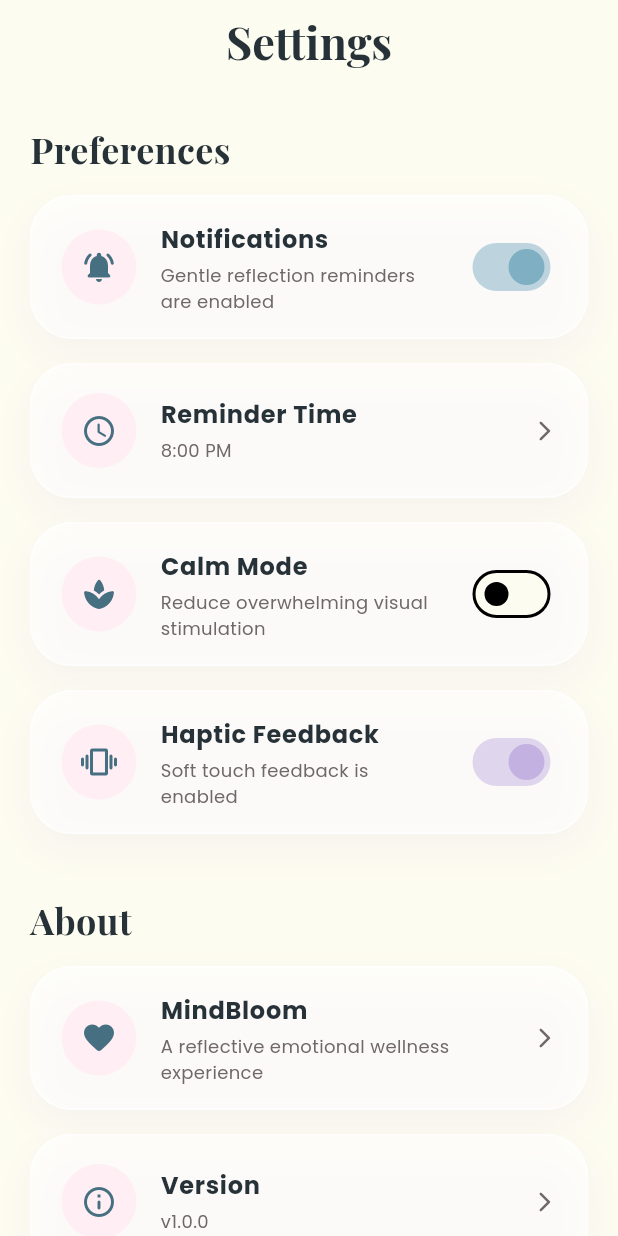
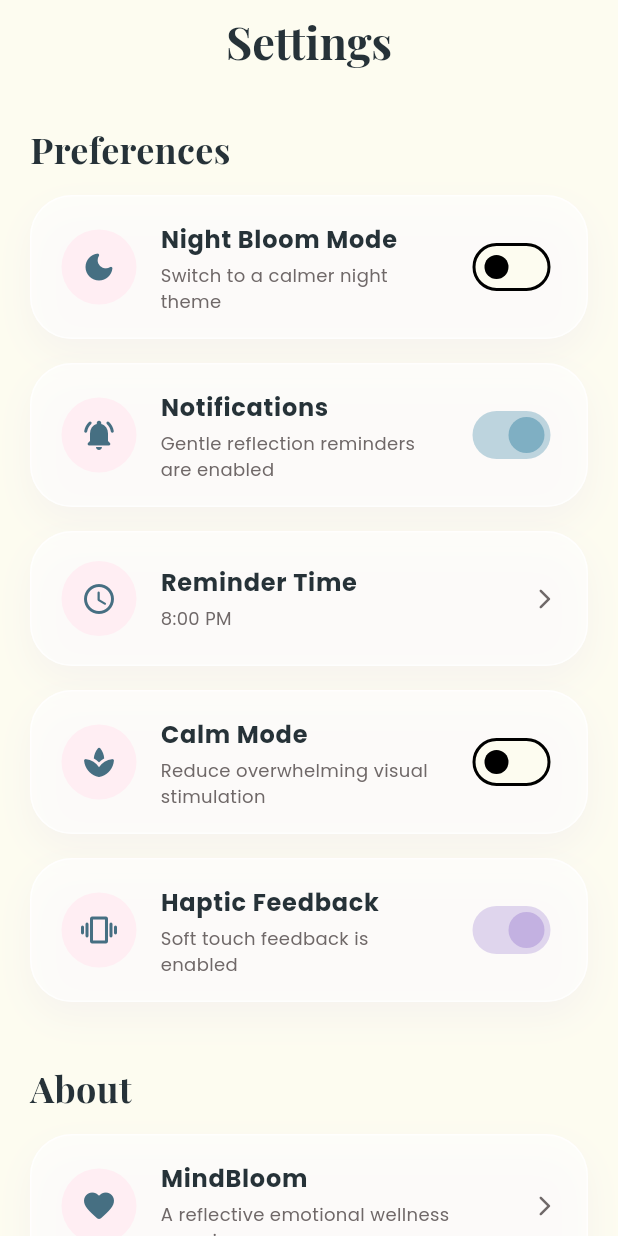
Before and after one commit to aryalsadikshya/mood_tracker, a Flutter app: the SettingsScreen screen opened directly, on a phone screen of 412 x 824 dp. Run offline on Flutter 3.47's test engine with Material 3 defaults, Android fonts, the light colour scheme and no system bars; our stand-ins replace cloud_firestore, firebase_auth, firebase_core, fl_chart, flutter_local_notifications, flutter_timezone and 5 more; accounts and stored records are empty.

Commit message:
Add Night Bloom mode toggle to settings screen

```diff
--- a/lib/features/settings/screens/settings_screen.dart
+++ b/lib/features/settings/screens/settings_screen.dart
@@ -3,6 +3,7 @@ import 'package:flutter/services.dart';
 import 'package:google_fonts/google_fonts.dart';
 import 'package:shared_preferences/shared_preferences.dart';
 
+import '../../../main.dart';
 import '../../../core/theme/app_colours.dart';
 import '../../../services/notification_service.dart';
 import '../../auth/screen/auth_screen.dart';
@@ -20,6 +21,7 @@ class _SettingsScreenState extends State<SettingsScreen> {
   bool notificationsEnabled = true;
   bool calmMode = false;
   bool hapticsEnabled = true;
+  bool darkMode = false;
   bool isLoggingOut = false;
 
   TimeOfDay reminderTime = const TimeOfDay(hour: 20, minute: 0);
@@ -37,6 +39,7 @@ class _SettingsScreenState extends State<SettingsScreen> {
       notificationsEnabled = prefs.getBool("notificationsEnabled") ?? true;
       calmMode = prefs.getBool("calmMode") ?? false;
       hapticsEnabled = prefs.getBool("hapticsEnabled") ?? true;
+      darkMode = prefs.getBool("darkMode") ?? false;
 
       final hour = prefs.getInt("reminderHour") ?? 20;
       final minute = prefs.getInt("reminderMinute") ?? 0;
@@ -48,6 +51,15 @@ class _SettingsScreenState extends State<SettingsScreen> {
   Future<void> saveBool(String key, bool value) async {
     final prefs = await SharedPreferences.getInstance();
     await prefs.setBool(key, value);
+  }
+
+  Future<void> toggleDarkMode(bool value) async {
+    setState(() {
+      darkMode = value;
+    });
+
+    await saveBool("darkMode", value);
+    isDarkMode.value = value;
   }
 
   Future<void> saveReminderTime(TimeOfDay time) async {
@@ -173,11 +185,13 @@ class _SettingsScreenState extends State<SettingsScreen> {
   }
 
   void showAboutMindBloom() {
+    final isDark = Theme.of(context).brightness == Brightness.dark;
+
     showDialog(
       context: context,
       builder: (_) {
         return AlertDialog(
-          backgroundColor: AppColors.cream,
+          backgroundColor: isDark ? AppColors.nightCard : AppColors.cream,
           shape: RoundedRectangleBorder(
             borderRadius: BorderRadius.circular(28),
           ),
@@ -185,20 +199,26 @@ class _SettingsScreenState extends State<SettingsScreen> {
             "About MindBloom",
             style: GoogleFonts.playfairDisplay(
               fontWeight: FontWeight.w700,
-              color: AppColors.textDark,
+              color: isDark ? AppColors.nightText : AppColors.textDark,
             ),
           ),
           content: Text(
             "MindBloom is a calm emotional wellness app created to help users reflect, journal, track moods, and build self-awareness through a soft and private experience.",
             style: GoogleFonts.poppins(
               height: 1.6,
-              color: AppColors.textSoft,
+              color: isDark ? AppColors.nightTextSoft : AppColors.textSoft,
             ),
           ),
           actions: [
             TextButton(
               onPressed: () => Navigator.pop(context),
-              child: const Text("Close"),
+              child: Text(
+                "Close",
+                style: GoogleFonts.poppins(
+                  color: isDark ? AppColors.nightBlue : AppColors.deepBlue,
+                  fontWeight: FontWeight.w700,
+                ),
+              ),
             ),
           ],
         );
@@ -207,11 +227,13 @@ class _SettingsScreenState extends State<SettingsScreen> {
   }
 
   void showVersionDetails() {
+    final isDark = Theme.of(context).brightness == Brightness.dark;
+
     showDialog(
       context: context,
       builder: (_) {
         return AlertDialog(
-          backgroundColor: AppColors.cream,
+          backgroundColor: isDark ? AppColors.nightCard : AppColors.cream,
           shape: RoundedRectangleBorder(
             borderRadius: BorderRadius.circular(28),
           ),
@@ -219,20 +241,26 @@ class _SettingsScreenState extends State<SettingsScreen> {
             "Version Details",
             style: GoogleFonts.playfairDisplay(
               fontWeight: FontWeight.w700,
-              color: AppColors.textDark,
+              color: isDark ? AppColors.nightText : AppColors.textDark,
             ),
           ),
           content: Text(
             "MindBloom v1.0.0\n\nFirst Flutter project build.\nIncludes mood tracking, diary journaling, profile, settings, Firebase authentication, Firestore storage, and emotional UI polish.",
             style: GoogleFonts.poppins(
               height: 1.6,
-              color: AppColors.textSoft,
+              color: isDark ? AppColors.nightTextSoft : AppColors.textSoft,
             ),
           ),
           actions: [
             TextButton(
               onPressed: () => Navigator.pop(context),
-              child: const Text("Close"),
+              child: Text(
+                "Close",
+                style: GoogleFonts.poppins(
+                  color: isDark ? AppColors.nightBlue : AppColors.deepBlue,
+                  fontWeight: FontWeight.w700,
+                ),
+              ),
             ),
           ],
         );
@@ -241,6 +269,8 @@ class _SettingsScreenState extends State<SettingsScreen> {
   }
 
   Widget buildSectionTitle(String title) {
+    final isDark = Theme.of(context).brightness == Brightness.dark;
+
     return Padding(
       padding: const EdgeInsets.only(bottom: 14, top: 6),
       child: Text(
@@ -248,7 +278,7 @@ class _SettingsScreenState extends State<SettingsScreen> {
         style: GoogleFonts.playfairDisplay(
           fontSize: 24,
           fontWeight: FontWeight.w700,
-          color: AppColors.textDark,
+          color: isDark ? AppColors.nightText : AppColors.textDark,
         ),
       ),
     );
@@ -262,17 +292,48 @@ class _SettingsScreenState extends State<SettingsScreen> {
     VoidCallback? onTap,
     bool isDanger = false,
   }) {
+    final isDark = Theme.of(context).brightness == Brightness.dark;
+
+    final tileColor =
+    isDark ? AppColors.nightCard : Colors.white.withOpacity(0.62);
+
+    final borderColor =
+    isDark ? AppColors.nightBorder : Colors.white.withOpacity(0.8);
+
+    final titleColor = isDanger
+        ? const Color(0xFFD98282)
+        : isDark
+        ? AppColors.nightText
+        : AppColors.textDark;
+
+    final subtitleColor =
+    isDark ? AppColors.nightTextSoft : AppColors.textSoft;
+
+    final iconBackground = isDanger
+        ? const Color(0xFFFFE7E7)
+        : isDark
+        ? AppColors.nightCardSoft
+        : AppColors.blush;
+
+    final iconColor = isDanger
+        ? const Color(0xFFD98282)
+        : isDark
+        ? AppColors.nightBlue
+        : AppColors.deepBlue;
+
     return Container(
       margin: const EdgeInsets.only(bottom: 16),
       decoration: BoxDecoration(
-        color: Colors.white.withOpacity(0.62),
+        color: tileColor,
         borderRadius: BorderRadius.circular(28),
         border: Border.all(
-          color: Colors.white.withOpacity(0.8),
+          color: borderColor,
         ),
         boxShadow: [
           BoxShadow(
-            color: AppColors.softPurple.withOpacity(0.12),
+            color: isDark
+                ? Colors.black.withOpacity(0.20)
+                : AppColors.softPurple.withOpacity(0.12),
             blurRadius: 20,
             offset: const Offset(0, 10),
           ),
@@ -288,19 +349,19 @@ class _SettingsScreenState extends State<SettingsScreen> {
           height: 50,
           width: 50,
           decoration: BoxDecoration(
-            color: isDanger ? const Color(0xFFFFE7E7) : AppColors.blush,
+            color: iconBackground,
             shape: BoxShape.circle,
           ),
           child: Icon(
             icon,
-            color: isDanger ? const Color(0xFFD98282) : AppColors.deepBlue,
+            color: iconColor,
           ),
         ),
         title: Text(
           title,
           style: GoogleFonts.poppins(
             fontWeight: FontWeight.w700,
-            color: isDanger ? const Color(0xFFD98282) : AppColors.textDark,
+            color: titleColor,
           ),
         ),
         subtitle: Padding(
@@ -309,7 +370,7 @@ class _SettingsScreenState extends State<SettingsScreen> {
             subtitle,
             style: GoogleFonts.poppins(
               fontSize: 12,
-              color: AppColors.textSoft,
+              color: subtitleColor,
             ),
           ),
         ),
@@ -318,12 +379,25 @@ class _SettingsScreenState extends State<SettingsScreen> {
     );
   }
 
+  Icon trailingArrow() {
+    final isDark = Theme.of(context).brightness == Brightness.dark;
+
+    return Icon(
+      Icons.arrow_forward_ios_rounded,
+      size: 16,
+      color: isDark ? AppColors.nightTextSoft : AppColors.textSoft,
+    );
+  }
+
   @override
   Widget build(BuildContext context) {
+    final isDark = Theme.of(context).brightness == Brightness.dark;
+
     return Scaffold(
-      backgroundColor: AppColors.cream,
+      backgroundColor: Theme.of(context).scaffoldBackgroundColor,
       appBar: AppBar(
-        backgroundColor: AppColors.cream,
+        backgroundColor:
+        isDark ? AppColors.nightBackground : AppColors.cream,
         elevation: 0,
         centerTitle: true,
         title: Text(
@@ -331,7 +405,7 @@ class _SettingsScreenState extends State<SettingsScreen> {
           style: GoogleFonts.playfairDisplay(
             fontSize: 30,
             fontWeight: FontWeight.w700,
-            color: AppColors.textDark,
+            color: isDark ? AppColors.nightText : AppColors.textDark,
           ),
         ),
       ),
@@ -341,6 +415,20 @@ class _SettingsScreenState extends State<SettingsScreen> {
           crossAxisAlignment: CrossAxisAlignment.start,
           children: [
             buildSectionTitle("Preferences"),
+
+            buildTile(
+              title: "Night Bloom Mode",
+              subtitle: darkMode
+                  ? "Soft navy theme is enabled"
+                  : "Switch to a calmer night theme",
+              icon: Icons.dark_mode_rounded,
+              trailing: Switch(
+                value: darkMode,
+                activeColor: AppColors.nightBlue,
+                onChanged: toggleDarkMode,
+              ),
+              onTap: () => toggleDarkMode(!darkMode),
+            ),
 
             buildTile(
               title: "Notifications",
@@ -360,11 +448,7 @@ class _SettingsScreenState extends State<SettingsScreen> {
               title: "Reminder Time",
               subtitle: formatTime(reminderTime),
               icon: Icons.schedule_rounded,
-              trailing: const Icon(
-                Icons.arrow_forward_ios_rounded,
-                size: 16,
-                color: AppColors.textSoft,
-              ),
+              trailing: trailingArrow(),
               onTap: pickReminderTime,
             ),
 
@@ -408,11 +492,7 @@ class _SettingsScreenState extends State<SettingsScreen> {
               title: "MindBloom",
               subtitle: "A reflective emotional wellness experience",
               icon: Icons.favorite_rounded,
-              trailing: const Icon(
-                Icons.arrow_forward_ios_rounded,
-                size: 16,
-                color: AppColors.textSoft,
-              ),
+              trailing: trailingArrow(),
               onTap: showAboutMindBloom,
             ),
 
@@ -420,11 +500,7 @@ class _SettingsScreenState extends State<SettingsScreen> {
               title: "Version",
               subtitle: "v1.0.0",
               icon: Icons.info_outline_rounded,
-              trailing: const Icon(
-                Icons.arrow_forward_ios_rounded,
-                size: 16,
-                color: AppColors.textSoft,
-              ),
+              trailing: trailingArrow(),
               onTap: showVersionDetails,
             ),
 
```
